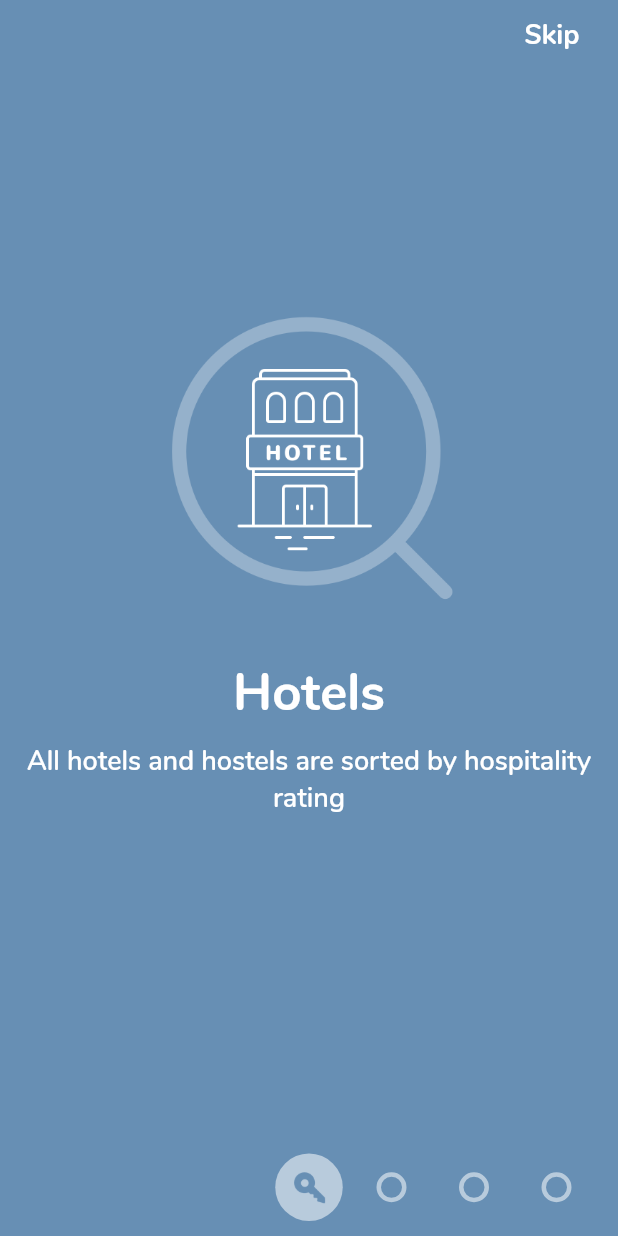
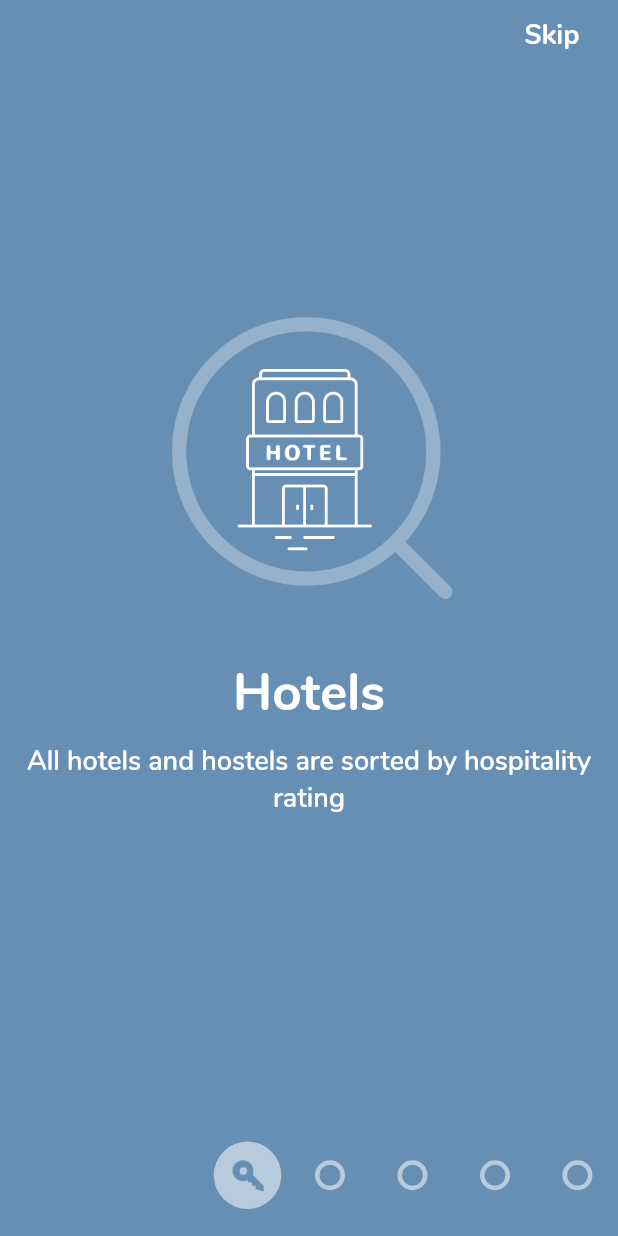
Before and after one commit to xsahil03x/fancy_on_boarding, a Flutter app: the screen it shows after launch, on a phone screen of 412 x 824 dp. Run offline on Flutter 3.47's test engine with Material 2 defaults, Android fonts, the phone set to English and light mode, and no system bars; our stand-ins replace flutter_svg.

Commit message:
fixed overflow when using more the 7 pages - upgraded flutter_svg - added support for custom skip and done button color/textStyle/shape

```diff
--- a/lib/src/fancy_on_boarding.dart
+++ b/lib/src/fancy_on_boarding.dart
@@ -13,7 +13,12 @@ class FancyOnBoarding extends StatefulWidget {
   final VoidCallback onDoneButtonPressed;
   final VoidCallback onSkipButtonPressed;
   final String doneButtonText;
+  final ShapeBorder doneButtonShape;
+  final TextStyle doneButtonTextStyle;
+  final Color doneButtonBackgroundColor;
   final String skipButtonText;
+  final TextStyle skipButtonTextStyle;
+  final Color skipButtonColor;
   final bool showSkipButton;
 
   FancyOnBoarding({
@@ -21,7 +26,12 @@ class FancyOnBoarding extends StatefulWidget {
     @required this.onDoneButtonPressed,
     this.onSkipButtonPressed,
     this.doneButtonText = "Done",
+    this.doneButtonShape,
+    this.doneButtonTextStyle,
+    this.doneButtonBackgroundColor,
     this.skipButtonText = "Skip",
+    this.skipButtonTextStyle,
+    this.skipButtonColor,
     this.showSkipButton = true,
   }) : assert(pageList.length != 0 && onDoneButtonPressed != null);
 
@@ -62,12 +72,15 @@ class _FancyOnBoardingState extends State<FancyOnBoarding>
             percentVisible: slidePercent,
           ),
         ),
-        PagerIndicator(
+        Positioned(
+          bottom: 8.0,
+          child: PagerIndicator(
             viewModel: PagerIndicatorViewModel(
               pageList,
               activeIndex,
               slideDirection,
               slidePercent,
+            ),
           ),
         ),
         PageDragger(
@@ -83,12 +96,12 @@ class _FancyOnBoardingState extends State<FancyOnBoarding>
           child: Opacity(
             opacity: _getOpacity(),
             child: FlatButton(
-              shape: new RoundedRectangleBorder(
-                  borderRadius: new BorderRadius.circular(30.0)),
-              color: const Color(0x88FFFFFF),
+              shape: widget.doneButtonShape ?? RoundedRectangleBorder(
+                  borderRadius: BorderRadius.circular(30.0)),
+              color: widget.doneButtonBackgroundColor ?? const Color(0x88FFFFFF),
               child: Text(
                 widget.doneButtonText,
-                style: TextStyle(
+                style: widget.doneButtonTextStyle ?? const TextStyle(
                     color: Colors.white,
                     fontSize: 22.0,
                     fontWeight: FontWeight.w800),
@@ -100,15 +113,19 @@ class _FancyOnBoardingState extends State<FancyOnBoarding>
         ),
         widget.showSkipButton
             ? Positioned(
-                top: MediaQuery.of(context).padding.top,
+          top: MediaQuery
+              .of(context)
+              .padding
+              .top,
           right: 0,
           child: FlatButton(
+            color: widget.skipButtonColor,
             child: Text(
-                    widget.skipButtonText,
-                    style: TextStyle(
+              widget.skipButtonText ,
+              style: widget.skipButtonTextStyle ?? const TextStyle(
                 color: Colors.white,
                 fontSize: 18.0,
-                        fontWeight: FontWeight.w800),
+                fontWeight: FontWeight.w800,),
             ),
             onPressed: widget.onSkipButtonPressed,
           ),
--- a/lib/src/pager_indicator.dart
+++ b/lib/src/pager_indicator.dart
@@ -55,17 +55,12 @@ class PagerIndicator extends StatelessWidget {
       translation -= bubbleWidth * viewModel.slidePercent;
     }
 
-    return Column(
-      children: [
-        Expanded(child: Container()),
-        Transform(
-          transform: Matrix4.translationValues(translation, 0.0, 0.0),
-          child: Row(
-            mainAxisAlignment: MainAxisAlignment.center,
-            children: bubbles,
-          ),
-        ),
-      ],
+    return Transform(
+      transform: Matrix4.translationValues(translation, 0.0, 0.0),
+      child: Row(
+        mainAxisAlignment: MainAxisAlignment.center,
+        children: bubbles,
+      ),
     );
   }
 }
--- a/pubspec.yaml
+++ b/pubspec.yaml
@@ -7,13 +7,13 @@ homepage: https://github.com/xsahil03x/fancy_on_boarding
 dependencies:
   flutter:
     sdk: flutter
-  flutter_svg: ^0.15.0
+  flutter_svg: ^0.17.1
 
 dev_dependencies:
   flutter_test:
     sdk: flutter
 
 environment:
-  sdk: ">=2.1.0 <3.0.0"
+  sdk: ">=2.7.0 <3.0.0"
 
 flutter:
```
Also changed, not shown: 7 other files. Lines whose indentation alone changed are shown as unchanged.
